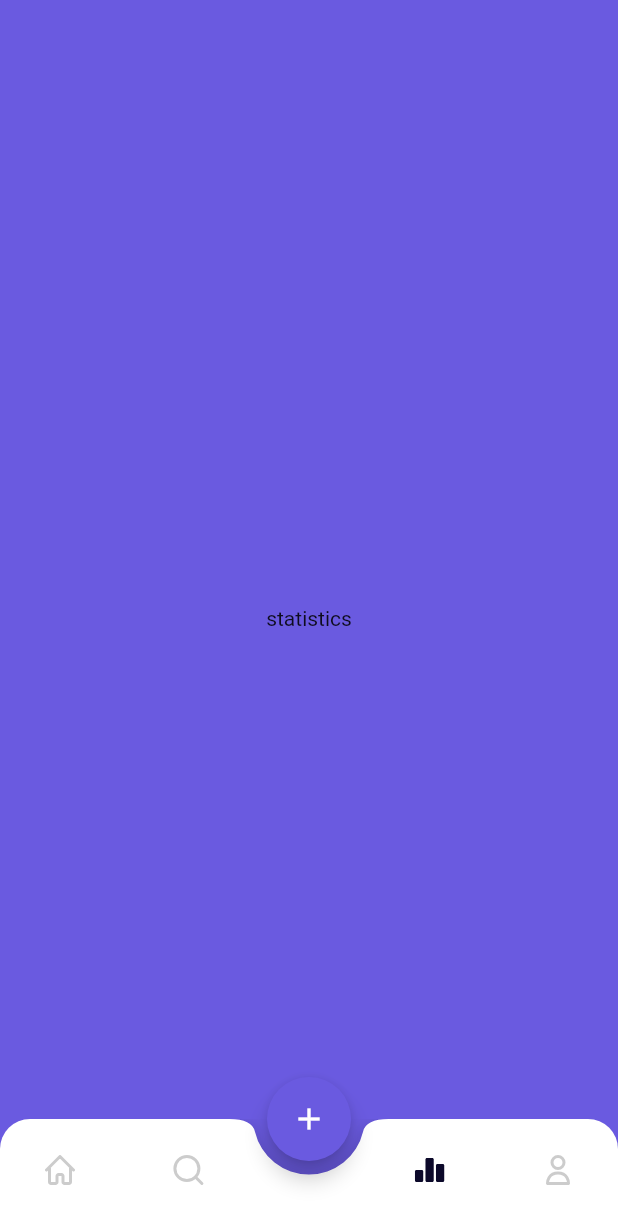
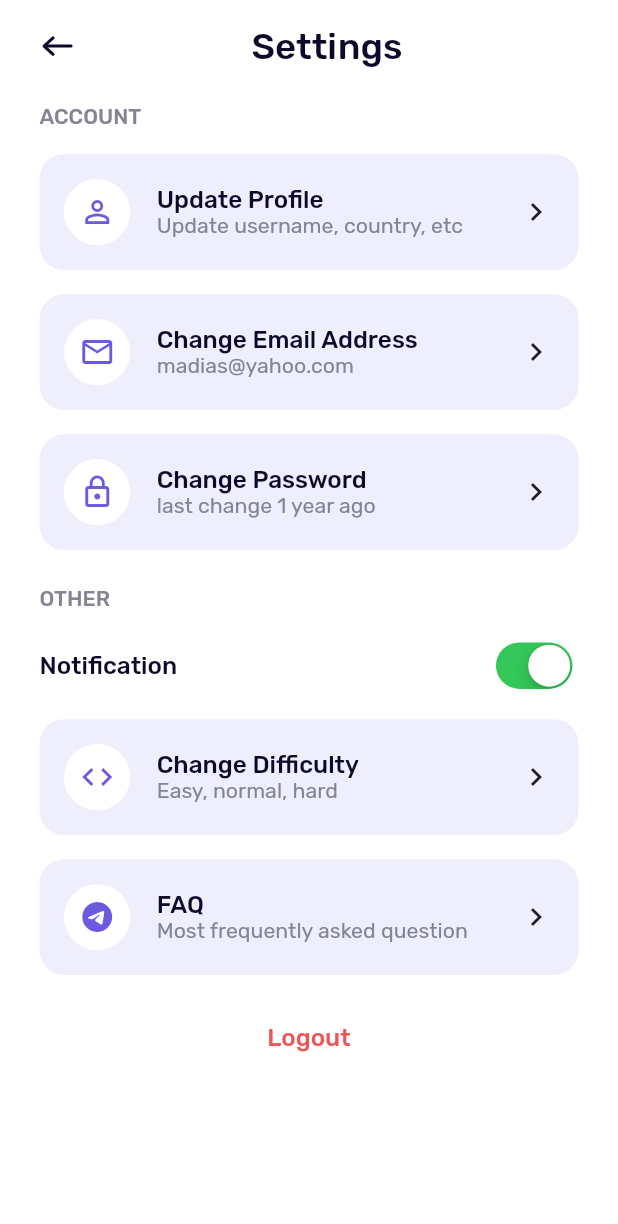
Before and after one commit to Ipilot7/Queezy, a Flutter app: the ViewPage screen opened by its route, item 3 of the bottom bar chosen, after a tap on the "add" icon, on a phone screen of 412 x 824 dp. Shown: the top 1224 px of the screen. Run offline on Flutter 3.47's test engine with Material 2 defaults, Android fonts, the phone set to English and light mode, and no system bars; our stand-ins replace animate_do, auto_size_text, flutter_screenutil, flutter_svg, mask_text_input_formatter, smooth_page_indicator.

Commit message:
settings page in progress

```diff
--- a/lib/config/constants/app_colors.dart
+++ b/lib/config/constants/app_colors.dart
@@ -2,13 +2,12 @@ import 'package:flutter/material.dart';
 
 abstract class AppColors {
   const AppColors._();
-
+  static const Color red=Color(0xffEB5757);
   static const Color pink = Color(0xffFF8FA2);
   static const Color pinkLight = Color(0xffFFD6DD);
   static const Color avatarColor = Color(0xffBF83FF);
   static const Color textColor = Color(0xff0C092A);
   static const Color greyColor = Color(0xffcccccc);
-  static const Color blue = Color(0xff0056B2);
   static const Color blue = Color(0xff0056B2);
 
   static PrimaryColor primaryColor = const PrimaryColor(
--- a/lib/config/constants/local_data.dart
+++ b/lib/config/constants/local_data.dart
@@ -1,3 +1,4 @@
+import 'package:flutter/material.dart';
 import 'package:flutter_svg/flutter_svg.dart';
 import 'package:queezy/config/constants/assets.dart';
 import 'package:queezy/presentation/pages/home_page/presentation/pages/home_page.dart';
@@ -23,3 +24,14 @@ List buttonIconsAct = [
   SvgPicture.asset(Assets.icons.statisticsAct),
   SvgPicture.asset(Assets.icons.profileAct),
 ];
+List accountIcon = [
+  Icons.person_outline,
+  Icons.email_outlined,
+  Icons.lock_outline
+];
+List account = ['Update Profile', 'Change Email Address', 'Change Password'];
+List accountDesc = [
+  'Update username, country, etc',
+  'madias@yahoo.com',
+  'last change 1 year ago'
+];
--- /dev/null
+++ b/lib/presentation/pages/settings/presentation/pages/settings.dart
@@ -0,0 +1,101 @@
+import 'package:flutter/cupertino.dart';
+import 'package:flutter/material.dart';
+import 'package:flutter_screenutil/flutter_screenutil.dart';
+import 'package:flutter_svg/flutter_svg.dart';
+import 'package:queezy/config/constants/app_colors.dart';
+import 'package:queezy/config/constants/app_text_styles.dart';
+import 'package:queezy/config/constants/assets.dart';
+import 'package:queezy/config/constants/local_data.dart';
+import 'package:queezy/presentation/pages/settings/presentation/widgets/settings_widget.dart';
+
+class SettingsPage extends StatefulWidget {
+  const SettingsPage({super.key});
+
+  @override
+  State<SettingsPage> createState() => _SettingsPageState();
+}
+
+class _SettingsPageState extends State<SettingsPage> {
+  @override
+  Widget build(BuildContext context) {
+    return Scaffold(
+      backgroundColor: AppColors.metalColor.white,
+      body: Padding(
+        padding: EdgeInsets.symmetric(horizontal: 24.w),
+        child: ListView(
+          children: [
+            Padding(
+              padding: EdgeInsets.only(top: 16.h, bottom: 24.h),
+              child: Row(
+                mainAxisAlignment: MainAxisAlignment.spaceBetween,
+                children: [
+                  SvgPicture.asset(
+                    Assets.icons.backArrow,
+                    color: AppColors.metalColor.black,
+                  ),
+                  Text(
+                    'Settings',
+                    style: AppTextStyles.head24w5
+                        .copyWith(color: AppColors.metalColor.black),
+                  ),
+                  Container()
+                ],
+              ),
+            ),
+            Text(
+              'ACCOUNT',
+              style: AppTextStyles.body14w5
+                  .copyWith(color: AppColors.metalColor.grey2),
+            ),
+            Column(
+              children: List.generate(
+                3,
+                (index) => SettingsWidget(
+                  icons: accountIcon[index],
+                  name: account[index],
+                  description: accountDesc[index],
+                ),
+              ),
+            ),
+            Padding(
+              padding: EdgeInsets.only(top: 24.h, bottom: 16.h),
+              child: Text(
+                'OTHER',
+                style: AppTextStyles.body14w5
+                    .copyWith(color: AppColors.metalColor.grey2),
+              ),
+            ),
+            Row(
+              mainAxisAlignment: MainAxisAlignment.spaceBetween,
+              children: [
+                Text(
+                  'Notification',
+                  style: AppTextStyles.body16w5
+                      .copyWith(color: AppColors.metalColor.black),
+                ),
+                CupertinoSwitch(value: true, onChanged: (value) {})
+              ],
+            ),
+            const SettingsWidget(
+                icons: Icons.code,
+                name: 'Change Difficulty',
+                description: 'Easy, normal, hard'),
+            const SettingsWidget(
+                icons: Icons.telegram,
+                name: 'FAQ',
+                description: 'Most frequently asked question'),
+            Padding(
+              padding: EdgeInsets.only(top: 32.h),
+              child: Center(
+                child: Text(
+                  'Logout',
+                  style: AppTextStyles.body16w5.copyWith(color: AppColors.red),
+                ),
+              ),
+            )
+          ],
+        ),
+      ),
+    );
+  }
+}
--- /dev/null
+++ b/lib/presentation/pages/settings/presentation/widgets/settings_widget.dart
@@ -0,0 +1,66 @@
+import 'package:flutter/material.dart';
+import 'package:flutter_screenutil/flutter_screenutil.dart';
+import 'package:queezy/config/constants/app_colors.dart';
+import 'package:queezy/config/constants/app_text_styles.dart';
+
+class SettingsWidget extends StatelessWidget {
+  const SettingsWidget({
+    Key? key,
+    required this.icons,
+    required this.name,
+    required this.description,
+  }) : super(key: key);
+
+  final IconData icons;
+  final String name;
+  final String description;
+
+  @override
+  Widget build(BuildContext context) {
+    return Container(
+      height: 76.h,
+      margin: EdgeInsets.only(top: 16.h),
+      padding: EdgeInsets.all(16.r),
+      decoration: BoxDecoration(
+        borderRadius: BorderRadius.circular(16.r),
+        color: AppColors.metalColor.grey5,
+      ),
+      child: Row(
+        mainAxisAlignment: MainAxisAlignment.spaceBetween,
+        children: [
+          Row(
+            children: [
+              Container(
+                padding: EdgeInsets.all(10.r),
+                decoration: BoxDecoration(
+                    shape: BoxShape.circle, color: AppColors.metalColor.white),
+                child: Icon(
+                  icons,
+                  color: AppColors.primaryColor,
+                ),
+              ),
+              SizedBox(width: 16.w),
+              Column(
+                mainAxisAlignment: MainAxisAlignment.center,
+                crossAxisAlignment: CrossAxisAlignment.start,
+                children: [
+                  Text(
+                    name,
+                    style: AppTextStyles.body16w5
+                        .copyWith(color: AppColors.metalColor.black),
+                  ),
+                  Text(
+                    description,
+                    style: AppTextStyles.body14w4
+                        .copyWith(color: AppColors.metalColor.grey2),
+                  ),
+                ],
+              ),
+            ],
+          ),
+          const Icon(Icons.chevron_right_outlined)
+        ],
+      ),
+    );
+  }
+}
--- a/lib/presentation/pages/view_page.dart
+++ b/lib/presentation/pages/view_page.dart
@@ -1,6 +1,7 @@
 import 'package:flutter/material.dart';
 import 'package:queezy/config/constants/app_colors.dart';
 import 'package:queezy/config/constants/local_data.dart';
+import 'package:queezy/presentation/routes/routes.dart';
 
 class ViewPage extends StatefulWidget {
   const ViewPage({super.key});
@@ -41,7 +42,9 @@ class _ViewPageState extends State<ViewPage> {
       ),
       floatingActionButton: FloatingActionButton(
         backgroundColor: AppColors.primaryColor,
-        onPressed: () {},
+        onPressed: () {
+          Navigator.pushNamed(context, Routes.settings);
+        },
         child: const Icon(Icons.add),
       ),
     );
--- a/lib/presentation/routes/routes.dart
+++ b/lib/presentation/routes/routes.dart
@@ -3,6 +3,7 @@ import 'package:queezy/presentation/pages/home_page/presentation/pages/home_page
 
 import 'package:queezy/presentation/pages/auth/presentation/pages/login_and_signup.dart';
 import 'package:queezy/presentation/pages/auth/presentation/pages/singup.dart';
+import 'package:queezy/presentation/pages/settings/presentation/pages/settings.dart';
 import 'package:queezy/presentation/pages/view_page.dart';
 import 'package:queezy/presentation/pages/onBoarding_page/presentation/pages/onBoarding_page.dart';
 
@@ -18,6 +19,8 @@ class Routes {
   static const onBoardingPage = '/onBoardingPage';
   static const homePage = '/homePage';
   static const searchPage = '/searchPage';
+  static const settings = '/settings';
+
 
   static Route<dynamic> generateRoute(RouteSettings routeSettings) {
     try {
@@ -46,7 +49,7 @@ class Routes {
             settings: routeSettings,
             builder: (_) => const SplashPage(),
           );
-          case onBoardingPage:
+        case onBoardingPage:
           return MaterialPageRoute(
             settings: routeSettings,
             builder: (_) => const OnBoardingPage(),
@@ -67,6 +70,11 @@ class Routes {
             settings: routeSettings,
             builder: (_) => const SignUpPage(),
           );
+         case settings:
+          return MaterialPageRoute(
+            settings: routeSettings,
+            builder: (_) => const SettingsPage(),
+          );
         default:
           return MaterialPageRoute(
             settings: routeSettings,
```
Also changed, not shown: pubspec.lock.
